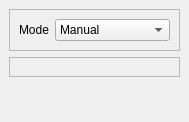
gofigure2/GoFigure2, file Code/GUI/lib/Resources/SegmentationDockWidgetBase.ui: the form before one commit.
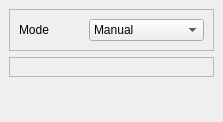
The form after the commit.

Diff of the .ui file:
```diff
--- a/Code/GUI/lib/Resources/SegmentationDockWidgetBase.ui
+++ b/Code/GUI/lib/Resources/SegmentationDockWidgetBase.ui
@@ -6,7 +6,7 @@
    <rect>
     <x>0</x>
     <y>0</y>
-    <width>161</width>
+    <width>223</width>
     <height>122</height>
    </rect>
   </property>
```
Left out of the diff: 4 changed lines with no effect on the pictures.
